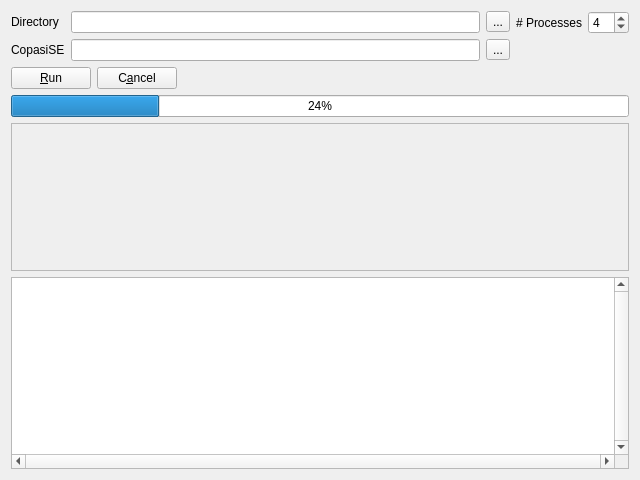
copasi/COPASI, file copasi/UI/CQPLProcessWidget.ui: the form before one commit.
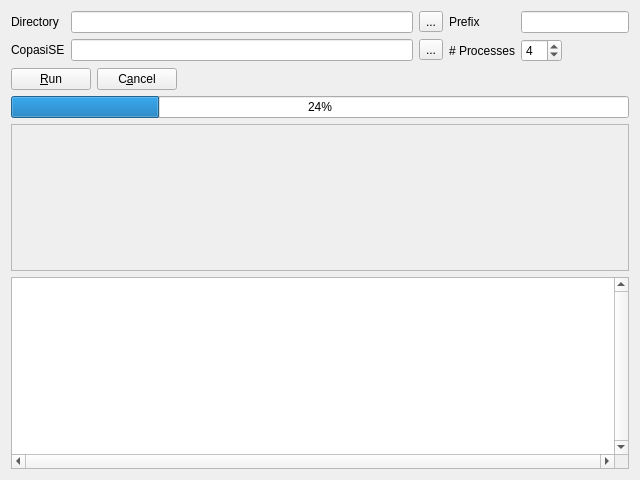
The form after the commit.

Commit message: - use prefix on all panes

Diff of the .ui file:
```diff
--- a/copasi/UI/CQPLProcessWidget.ui
+++ b/copasi/UI/CQPLProcessWidget.ui
@@ -69,13 +69,33 @@
           <enum>QFormLayout::FieldGrowthPolicy::ExpandingFieldsGrow</enum>
       </property>
        <item row="0" column="0">
+        <widget class="QLabel" name="mpLblUpper_2">
+         <property name="text">
+          <string>Prefix</string>
+         </property>
+        </widget>
+       </item>
+       <item row="0" column="1">
+        <widget class="QLineEdit" name="mpTxtPrefix">
+         <property name="sizePolicy">
+          <sizepolicy hsizetype="Fixed" vsizetype="Fixed">
+           <horstretch>0</horstretch>
+           <verstretch>0</verstretch>
+          </sizepolicy>
+         </property>
+         <property name="toolTip">
+          <string>Prefix to be used for the generated files.</string>
+         </property>
+        </widget>
+       </item>
+       <item row="1" column="0">
         <widget class="QLabel" name="mpLblNumProcesses">
          <property name="text">
           <string># Processes</string>
          </property>
         </widget>
        </item>
-       <item row="0" column="1">
+       <item row="1" column="1">
         <widget class="QSpinBox" name="mpSpnNumProcesses">
          <property name="value">
           <number>4</number>
@@ -134,8 +154,8 @@
        <rect>
         <x>0</x>
         <y>0</y>
-        <width>614</width>
-        <height>146</height>
+        <width>620</width>
+        <height>132</height>
        </rect>
       </property>
      </widget>
```
Left out of the diff: 4 changed lines with no effect on the pictures. Lines whose indentation alone changed are shown as unchanged. The commit also changes 2 other files.
